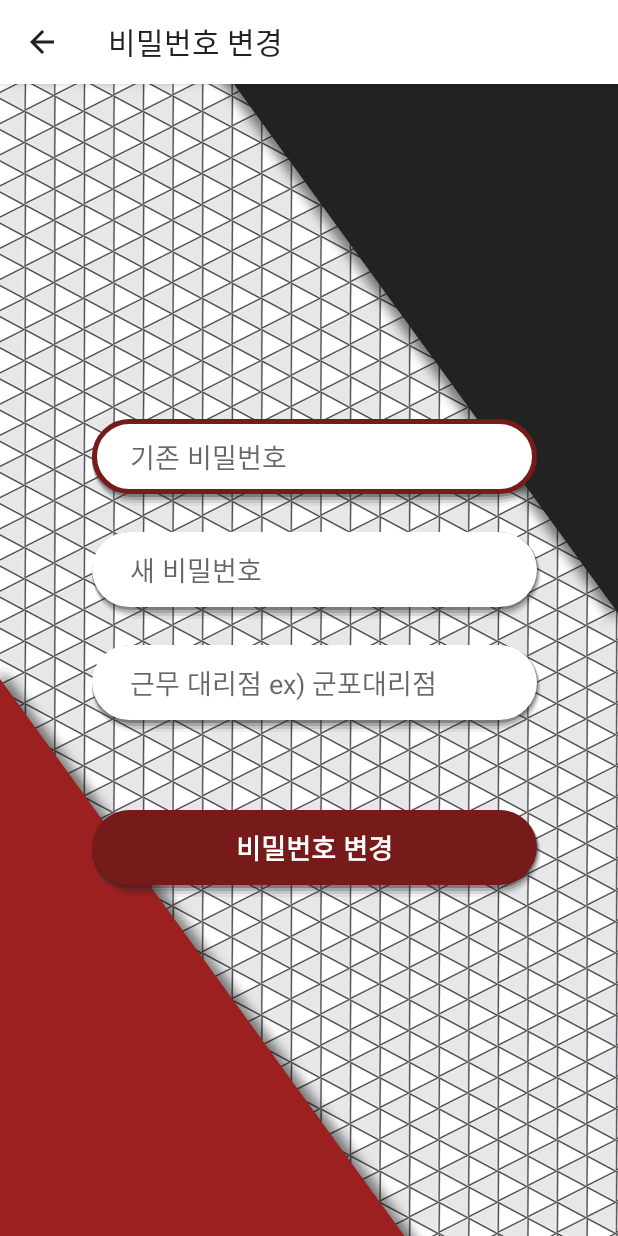
After one commit to zeratul188/MilkDelivery, an Android app: the PasswordEditActivity screen opened directly, with no data from a screen before it, on a phone screen of 412 x 824 dp. The commit adds this screen. Run offline under Robolectric (Android 15) with nearby library versions, the phone set to English and light mode, and no system bars; our stand-ins replace Firebase (no records; nobody signed in at launch, a user with empty details on screens opened directly).

Commit message:
20210504 commited!

```diff
--- a/app/src/main/AndroidManifest.xml
+++ b/app/src/main/AndroidManifest.xml
@@ -9,7 +9,9 @@
         android:roundIcon="@mipmap/ic_launcher_round"
         android:supportsRtl="true"
         android:theme="@style/AppTheme">
-        <activity android:name=".SignupActivity"></activity>
+        <activity android:name=".ui.PasswordEditActivity"></activity>
+        <activity android:name=".ProfileEditActivity" />
+        <activity android:name=".SignupActivity" />
         <activity android:name=".LoginActivity" />
         <activity
             android:name=".MainActivity"
--- /dev/null
+++ b/app/src/main/java/com/example/mixroidminigames/ui/PasswordEditActivity.java
@@ -0,0 +1,122 @@
+package com.example.mixroidminigames.ui;
+
+import androidx.annotation.NonNull;
+import androidx.appcompat.app.AppCompatActivity;
+
+import android.os.Bundle;
+import android.view.MenuItem;
+import android.view.View;
+import android.widget.Button;
+import android.widget.EditText;
+import android.widget.Toast;
+
+import com.example.mixroidminigames.BaseActivity;
+import com.example.mixroidminigames.R;
+import com.google.firebase.database.DataSnapshot;
+import com.google.firebase.database.DatabaseError;
+import com.google.firebase.database.DatabaseReference;
+import com.google.firebase.database.FirebaseDatabase;
+import com.google.firebase.database.ValueEventListener;
+
+import java.io.FileInputStream;
+import java.io.IOException;
+import java.util.HashMap;
+import java.util.Map;
+
+public class PasswordEditActivity extends BaseActivity {
+    private EditText edtUndoPassword, edtPassword, edtPasswordRetry;
+    private Button btnEdit;
+
+    private FirebaseDatabase mDatabase;
+    private DatabaseReference memberRef;
+
+    @Override
+    protected void onCreate(Bundle savedInstanceState) {
+        super.onCreate(savedInstanceState);
+        setContentView(R.layout.activity_password_edit);
+        getSupportActionBar().setDisplayHomeAsUpEnabled(true);
+        setTitle("비밀번호 변경");
+
+        edtUndoPassword = findViewById(R.id.edtUndoPassword);
+        edtPassword = findViewById(R.id.edtPassword);
+        edtPasswordRetry = findViewById(R.id.edtPasswordRetry);
+        btnEdit = findViewById(R.id.btnEdit);
+
+        mDatabase = FirebaseDatabase.getInstance();
+        memberRef = mDatabase.getReference("Members/"+loadProfile());
+
+        btnEdit.setOnClickListener(new View.OnClickListener() {
+            @Override
+            public void onClick(View v) {
+                if (edtPassword.getText().toString().equals("") || edtPasswordRetry.getText().toString().equals("") || edtUndoPassword.getText().toString().equals("")) {
+                    toast("입력하지 않은 칸이 있습니다. 입력 후 다시 시도해주시기 바랍니다.");
+                    return;
+                }
+                memberRef.addListenerForSingleValueEvent(new ValueEventListener() {
+                    @Override
+                    public void onDataChange(@NonNull DataSnapshot snapshot) {
+                        String password = "null";
+                        for (DataSnapshot data : snapshot.getChildren()) {
+                            if (data.getKey().equals("pwd")) {
+                                password = data.getValue().toString();
+                            }
+                        }
+                        if (!edtUndoPassword.getText().toString().equals(password)) {
+                            toast("기존 비밀번호가 일치하지 않습니다.");
+                            return;
+                        } else if (!edtPassword.getText().toString().equals(edtPasswordRetry.getText().toString())) {
+                            toast("비밀번호가 서로 동일하지 않습니다.");
+                            return;
+                        }
+                        Map<String, Object> taskMap = new HashMap<String, Object>();
+                        taskMap.put("pwd", edtPassword.getText().toString());
+                        memberRef.updateChildren(taskMap);
+                        toast("비밀번호가 변경되었습니다.");
+                        finish();
+                    }
+
+                    @Override
+                    public void onCancelled(@NonNull DatabaseError error) {
+
+                    }
+                });
+            }
+        });
+    }
+
+    private void toast(String message) {
+        Toast.makeText(this, message, Toast.LENGTH_SHORT).show();
+    }
+
+    @Override
+    public boolean onOptionsItemSelected(MenuItem item) {
+        switch (item.getItemId()){
+            case android.R.id.home:{ //toolbar의 back키 눌렀을 때 동작
+                finish();
+                return true;
+            }
+        }
+        return super.onOptionsItemSelected(item);
+    }
+
+    private String loadProfile() {
+        FileInputStream fis = null;
+        try {
+            fis = openFileInput("id.txt");
+            byte[] memoData = new byte[fis.available()];
+            while(fis.read(memoData) != -1) {}
+            return new String(memoData);
+        } catch (IOException e) {
+            e.printStackTrace();
+        } catch (Exception e) {
+            e.printStackTrace();
+        } finally {
+            try {
+                if (fis != null) fis.close();
+            } catch (Exception e) {
+                e.printStackTrace();
+            }
+        }
+        return "null";
+    }
+}
--- /dev/null
+++ b/app/src/main/res/layout/activity_password_edit.xml
@@ -0,0 +1,61 @@
+<?xml version="1.0" encoding="utf-8"?>
+<LinearLayout xmlns:android="http://schemas.android.com/apk/res/android"
+    xmlns:app="http://schemas.android.com/apk/res-auto"
+    xmlns:tools="http://schemas.android.com/tools"
+    android:layout_width="match_parent"
+    android:layout_height="match_parent"
+    android:orientation="vertical"
+    android:gravity="center"
+    android:background="@drawable/wall1"
+    tools:context=".ui.PasswordEditActivity">
+    <EditText
+        android:layout_width="300dp"
+        android:layout_height="60dp"
+        android:id="@+id/edtUndoPassword"
+        android:background="@drawable/editspeicalcustom"
+        android:hint="기존 비밀번호"
+        android:textSize="18sp"
+        android:inputType="textPassword"
+        android:paddingLeft="25dp"
+        android:paddingRight="10dp"
+        android:layout_marginLeft="5dp"
+        android:textColor="#000000"
+        android:layout_marginBottom="15dp"/>
+    <EditText
+        android:layout_width="300dp"
+        android:layout_height="60dp"
+        android:id="@+id/edtPassword"
+        android:background="@drawable/editspeicalcustom"
+        android:hint="새 비밀번호"
+        android:textSize="18sp"
+        android:inputType="textPassword"
+        android:paddingLeft="25dp"
+        android:paddingRight="10dp"
+        android:layout_marginLeft="5dp"
+        android:textColor="#000000"
+        android:layout_marginBottom="15dp"/>
+    <EditText
+        android:layout_width="300dp"
+        android:layout_height="60dp"
+        android:id="@+id/edtPasswordRetry"
+        android:background="@drawable/editspeicalcustom"
+        android:hint="근무 대리점 ex) 군포대리점"
+        android:textSize="18sp"
+        android:paddingLeft="25dp"
+        android:inputType="textPassword"
+        android:paddingRight="10dp"
+        android:layout_marginLeft="5dp"
+        android:textColor="#000000"
+        android:layout_marginBottom="50dp"/>
+    <Button
+        android:layout_width="300dp"
+        android:layout_height="60dp"
+        android:id="@+id/btnEdit"
+        style="?android:attr/borderlessButtonStyle"
+        android:background="@drawable/buttonspeicalcustom"
+        android:textColor="#FFFFFF"
+        android:text="비밀번호 변경"
+        android:layout_marginLeft="5dp"
+        android:textSize="18sp"
+        android:textStyle="bold"/>
+</LinearLayout>
```
Also changed, not shown: app/src/main/java/com/example/mixroidminigames/MainActivity.java (+17 -0 lines), app/src/main/java/com/example/mixroidminigames/ProfileEditActivity.java (added, +113 -0 lines), app/src/main/res/layout/activity_profile_edit.xml (added, +46 -0 lines).
